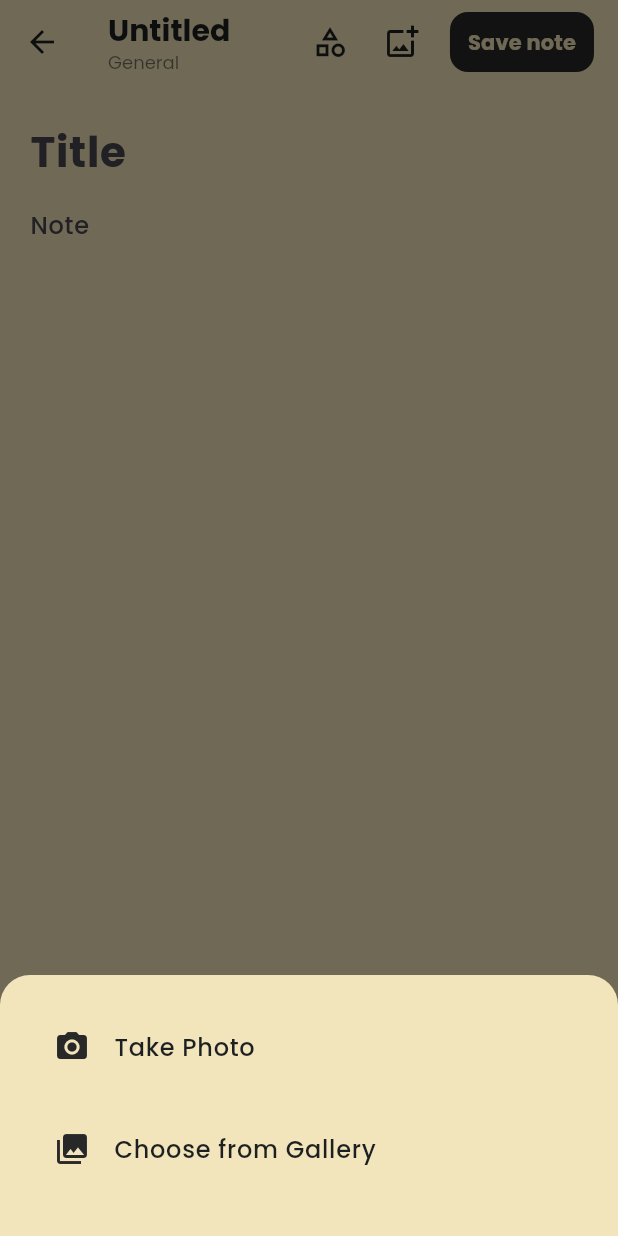
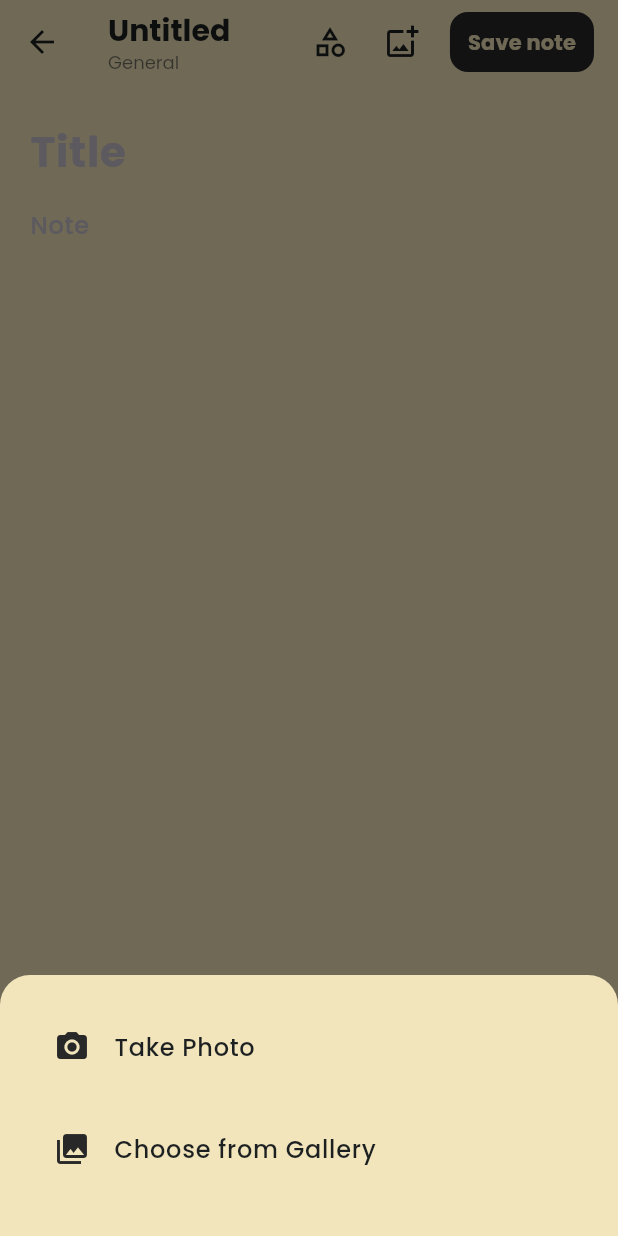
Before and after one commit to untreu2/wisdom, a Flutter app: the NoteFormPage screen opened directly with empty values, after a tap on the "add photo alternate" icon, on a phone screen of 412 x 824 dp. Run offline on Flutter 3.47's test engine with Material 3 defaults, Android fonts, the phone set to English and light mode, and no system bars; our stand-ins replace flutter_secure_storage, google_fonts, hive, hive_flutter, image_picker; accounts and stored records are empty.

Commit message:
Rename colors

```diff
--- a/lib/note_form_page.dart
+++ b/lib/note_form_page.dart
@@ -11,12 +11,7 @@ class NoteFormPage extends StatefulWidget {
   final NoteItem? initialNote;
   final String? initialCategory;
 
-  const NoteFormPage({
-    Key? key,
-    required this.existingCategories,
-    this.initialNote,
-    this.initialCategory,
-  }) : super(key: key);
+  const NoteFormPage({Key? key, required this.existingCategories, this.initialNote, this.initialCategory}) : super(key: key);
 
   @override
   State<NoteFormPage> createState() => _NoteFormPageState();
@@ -47,11 +42,7 @@ class _NoteFormPageState extends State<NoteFormPage> {
       _autofocusTitle = false;
       _showSave = false;
     } else {
-      _selectedCategory =
-          widget.initialCategory ??
-          (widget.existingCategories.isNotEmpty
-              ? widget.existingCategories.first
-              : 'General');
+      _selectedCategory = widget.initialCategory ?? (widget.existingCategories.isNotEmpty ? widget.existingCategories.first : 'General');
       _autofocusTitle = true;
       _showSave = true;
     }
@@ -101,56 +92,41 @@ class _NoteFormPageState extends State<NoteFormPage> {
       builder: (ctx) {
         final controller = TextEditingController();
         return AlertDialog(
-          backgroundColor: AppColors.white,
-          shape: RoundedRectangleBorder(
-            borderRadius: BorderRadius.circular(20),
-          ),
-          title: const Text(
-            "Create new category",
-            style: TextStyle(
-              fontWeight: FontWeight.bold,
-              color: AppColors.black,
-            ),
-          ),
+          backgroundColor: AppColors.backgroundColor,
+          shape: RoundedRectangleBorder(borderRadius: BorderRadius.circular(20)),
+          title: const Text("Create new category", style: TextStyle(fontWeight: FontWeight.bold, color: AppColors.primaryfontColor)),
           content: TextField(
             controller: controller,
             autofocus: true,
-            style: const TextStyle(color: AppColors.black),
+            style: const TextStyle(color: AppColors.primaryfontColor),
             decoration: InputDecoration(
               hintText: "Enter category name",
-              hintStyle: TextStyle(color: AppColors.black.withOpacity(0.4)),
+              hintStyle: TextStyle(color: AppColors.primaryfontColor.withOpacity(0.4)),
               enabledBorder: OutlineInputBorder(
-                borderSide: BorderSide(color: AppColors.grey),
+                borderSide: BorderSide(color: AppColors.secondaryfontColor),
                 borderRadius: BorderRadius.circular(12),
               ),
               focusedBorder: OutlineInputBorder(
-                borderSide: BorderSide(color: AppColors.grey, width: 2),
+                borderSide: BorderSide(color: AppColors.secondaryfontColor, width: 2),
                 borderRadius: BorderRadius.circular(12),
               ),
               filled: true,
-              fillColor: AppColors.grey.withOpacity(0.05),
+              fillColor: AppColors.secondaryfontColor.withOpacity(0.05),
             ),
           ),
-          actionsPadding: const EdgeInsets.symmetric(
-            horizontal: 16,
-            vertical: 8,
-          ),
+          actionsPadding: const EdgeInsets.symmetric(horizontal: 16, vertical: 8),
           actions: [
             TextButton(
               onPressed: () => Navigator.pop(ctx, null),
-              style: TextButton.styleFrom(
-                foregroundColor: AppColors.black.withOpacity(0.7),
-              ),
+              style: TextButton.styleFrom(foregroundColor: AppColors.primaryfontColor.withOpacity(0.7)),
               child: const Text("Cancel"),
             ),
             ElevatedButton(
               onPressed: () => Navigator.pop(ctx, controller.text.trim()),
               style: ElevatedButton.styleFrom(
-                backgroundColor: AppColors.grey,
-                foregroundColor: AppColors.white,
-                shape: RoundedRectangleBorder(
-                  borderRadius: BorderRadius.circular(10),
-                ),
+                backgroundColor: AppColors.secondaryfontColor,
+                foregroundColor: AppColors.backgroundColor,
+                shape: RoundedRectangleBorder(borderRadius: BorderRadius.circular(10)),
               ),
               child: const Text("Add"),
             ),
@@ -176,9 +152,7 @@ class _NoteFormPageState extends State<NoteFormPage> {
       content: content,
       category: _selectedCategory.trim(),
       createdAt: widget.initialNote?.createdAt ?? DateTime.now(),
-      customFields: Map<String, dynamic>.from(
-        widget.initialNote?.customFields ?? {},
-      ),
+      customFields: Map<String, dynamic>.from(widget.initialNote?.customFields ?? {}),
       mediaData: _mediaData,
     );
 
@@ -188,7 +162,7 @@ class _NoteFormPageState extends State<NoteFormPage> {
   @override
   Widget build(BuildContext context) {
     return Scaffold(
-      backgroundColor: AppColors.white,
+      backgroundColor: AppColors.backgroundColor,
       appBar: PreferredSize(
         preferredSize: const Size.fromHeight(72),
         child: ValueListenableBuilder<TextEditingValue>(
@@ -197,43 +171,26 @@ class _NoteFormPageState extends State<NoteFormPage> {
             final appBarTitleText = value.text.trim();
             final dynamicTitle = appBarTitleText.isNotEmpty ? appBarTitleText : 'Untitled';
             return AppBar(
-              backgroundColor: AppColors.white,
+              backgroundColor: AppColors.backgroundColor,
               elevation: 0,
-              foregroundColor: AppColors.black,
+              foregroundColor: AppColors.primaryfontColor,
               titleSpacing: 16,
               title: Column(
                 crossAxisAlignment: CrossAxisAlignment.start,
                 mainAxisAlignment: MainAxisAlignment.center,
                 children: [
-                  Text(
-                    dynamicTitle,
-                    style: const TextStyle(
-                      fontSize: 20,
-                      fontWeight: FontWeight.bold,
-                    ),
-                  ),
+                  Text(dynamicTitle, style: const TextStyle(fontSize: 20, fontWeight: FontWeight.bold)),
                   const SizedBox(height: 2),
-                  Text(
-                    _selectedCategory,
-                    style: TextStyle(
-                      fontSize: 12,
-                      color: AppColors.black.withOpacity(0.6),
-                    ),
-                  ),
+                  Text(_selectedCategory, style: TextStyle(fontSize: 12, color: AppColors.primaryfontColor.withOpacity(0.6))),
                 ],
               ),
               actions: [
                 PopupMenuButton<String>(
                   initialValue: _selectedCategory,
-                  shape: RoundedRectangleBorder(
-                    borderRadius: BorderRadius.circular(12),
-                  ),
-                  color: AppColors.white,
+                  shape: RoundedRectangleBorder(borderRadius: BorderRadius.circular(12)),
+                  color: AppColors.backgroundColor,
                   elevation: 8,
-                  icon: const Icon(
-                    Icons.category_outlined,
-                    color: AppColors.black,
-                  ),
+                  icon: const Icon(Icons.category_outlined, color: AppColors.primaryfontColor),
                   tooltip: "Select Category",
                   onSelected: (value) async {
                     if (value == 'New Category') {
@@ -250,67 +207,34 @@ class _NoteFormPageState extends State<NoteFormPage> {
                         for (final cat in widget.existingCategories)
                           PopupMenuItem<String>(
                             value: cat,
-                            child: Text(
-                              cat,
-                              style: const TextStyle(
-                                fontSize: 14,
-                                fontWeight: FontWeight.w500,
-                              ),
-                            ),
+                            child: Text(cat, style: const TextStyle(fontSize: 14, fontWeight: FontWeight.w500)),
                           ),
                         const PopupMenuDivider(),
                         const PopupMenuItem<String>(
                           value: 'New Category',
-                          child: Text(
-                            "➕ New Category",
-                            style: TextStyle(
-                              fontSize: 14,
-                              fontWeight: FontWeight.w500,
-                            ),
-                          ),
+                          child: Text("➕ New Category", style: TextStyle(fontSize: 14, fontWeight: FontWeight.w500)),
                         ),
                       ],
                 ),
                 IconButton(
-                  icon: const Icon(
-                    Icons.add_photo_alternate_outlined,
-                    color: AppColors.black,
-                  ),
+                  icon: const Icon(Icons.add_photo_alternate_outlined, color: AppColors.primaryfontColor),
                   tooltip: "Add Image",
                   onPressed: () {
                     showModalBottomSheet(
                       context: context,
-                      backgroundColor: AppColors.white,
-                      shape: const RoundedRectangleBorder(
-                        borderRadius: BorderRadius.vertical(
-                          top: Radius.circular(20),
-                        ),
-                      ),
+                      backgroundColor: AppColors.backgroundColor,
+                      shape: const RoundedRectangleBorder(borderRadius: BorderRadius.vertical(top: Radius.circular(20))),
                       builder:
                           (_) => SafeArea(
                             child: Padding(
-                              padding: const EdgeInsets.fromLTRB(
-                                20,
-                                20,
-                                20,
-                                30,
-                              ),
+                              padding: const EdgeInsets.fromLTRB(20, 20, 20, 30),
                               child: Column(
                                 mainAxisSize: MainAxisSize.min,
                                 children: [
                                   ListTile(
-                                    leading: Icon(
-                                      Icons.photo_camera,
-                                      color: AppColors.grey,
-                                    ),
-                                    title: const Text(
-                                      "Take Photo",
-                                      style: TextStyle(
-                                        fontSize: 16,
-                                        fontWeight: FontWeight.w500,
-                                      ),
-                                    ),
-                                    textColor: AppColors.black,
+                                    leading: Icon(Icons.photo_camera, color: AppColors.secondaryfontColor),
+                                    title: const Text("Take Photo", style: TextStyle(fontSize: 16, fontWeight: FontWeight.w500)),
+                                    textColor: AppColors.primaryfontColor,
                                     onTap: () {
                                       Navigator.pop(context);
                                       _pickImage(ImageSource.camera);
@@ -318,18 +242,9 @@ class _NoteFormPageState extends State<NoteFormPage> {
                                   ),
                                   const SizedBox(height: 12),
                                   ListTile(
-                                    leading: Icon(
-                                      Icons.photo_library,
-                                      color: AppColors.grey,
-                                    ),
-                                    title: const Text(
-                                      "Choose from Gallery",
-                                      style: TextStyle(
-                                        fontSize: 16,
-                                        fontWeight: FontWeight.w500,
-                                      ),
-                                    ),
-                                    textColor: AppColors.black,
+                                    leading: Icon(Icons.photo_library, color: AppColors.secondaryfontColor),
+                                    title: const Text("Choose from Gallery", style: TextStyle(fontSize: 16, fontWeight: FontWeight.w500)),
+                                    textColor: AppColors.primaryfontColor,
                                     onTap: () {
                                       Navigator.pop(context);
                                       _pickImage(ImageSource.gallery);
@@ -347,7 +262,7 @@ class _NoteFormPageState extends State<NoteFormPage> {
                     padding: const EdgeInsets.only(left: 8.0),
                     child: TextButton(
                       style: TextButton.styleFrom(
-                        backgroundColor: AppColors.grey,
+                        backgroundColor: AppColors.secondaryfontColor,
                         padding: const EdgeInsets.symmetric(horizontal: 12, vertical: 8),
                         shape: RoundedRectangleBorder(borderRadius: BorderRadius.circular(12)),
                       ),
@@ -355,10 +270,7 @@ class _NoteFormPageState extends State<NoteFormPage> {
                         setState(() => _showSave = true);
                         _titleFocusNode.requestFocus();
                       },
-                      child: const Text(
-                        'Edit note',
-                        style: TextStyle(color: AppColors.white, fontWeight: FontWeight.bold),
-                      ),
+                      child: const Text('Edit note', style: TextStyle(color: AppColors.backgroundColor, fontWeight: FontWeight.bold)),
                     ),
                   ),
                 if (_showSave)
@@ -366,15 +278,12 @@ class _NoteFormPageState extends State<NoteFormPage> {
                     padding: const EdgeInsets.only(left: 8.0),
                     child: TextButton(
                       style: TextButton.styleFrom(
-                        backgroundColor: AppColors.grey,
+                        backgroundColor: AppColors.secondaryfontColor,
                         padding: const EdgeInsets.symmetric(horizontal: 12, vertical: 8),
                         shape: RoundedRectangleBorder(borderRadius: BorderRadius.circular(12)),
                       ),
                       onPressed: _saveNote,
-                      child: const Text(
-                        'Save note',
-                        style: TextStyle(color: AppColors.white, fontWeight: FontWeight.bold),
-                      ),
+                      child: const Text('Save note', style: TextStyle(color: AppColors.backgroundColor, fontWeight: FontWeight.bold)),
                     ),
                   ),
                 const SizedBox(width: 16),
@@ -388,7 +297,6 @@ class _NoteFormPageState extends State<NoteFormPage> {
         child:
             _showSave
                 ? Column(
-
                   children: [
                     TextField(
                       controller: _titleController,
@@ -399,12 +307,12 @@ class _NoteFormPageState extends State<NoteFormPage> {
                         isCollapsed: true,
                         contentPadding: EdgeInsets.only(top: 8, bottom: 12),
                       ),
-                      style: const TextStyle(fontSize: 28.0, fontWeight: FontWeight.bold, color: AppColors.black),
+                      style: const TextStyle(fontSize: 28.0, fontWeight: FontWeight.bold, color: AppColors.primaryfontColor),
                       maxLines: null,
                       keyboardType: TextInputType.multiline,
                       textCapitalization: TextCapitalization.sentences,
                       autofocus: _autofocusTitle,
-                      cursorColor: AppColors.black,
+                      cursorColor: AppColors.primaryfontColor,
                       textInputAction: TextInputAction.next,
                       onSubmitted: (_) => FocusScope.of(context).requestFocus(_contentFocusNode),
                     ),
@@ -418,15 +326,10 @@ class _NoteFormPageState extends State<NoteFormPage> {
                           isCollapsed: true,
                           contentPadding: EdgeInsets.only(top: 4),
                         ),
-                        style: const TextStyle(
-                          fontSize: 16,
-                          color: AppColors.black,
-                          fontWeight: FontWeight.w500,
-                          height: 1.5,
-                        ),
+                        style: const TextStyle(fontSize: 16, color: AppColors.primaryfontColor, fontWeight: FontWeight.w500, height: 1.5),
                         maxLines: null,
                         keyboardType: TextInputType.multiline,
-                        cursorColor: AppColors.black,
+                        cursorColor: AppColors.primaryfontColor,
                         scrollPhysics: const BouncingScrollPhysics(),
                       ),
                     ),
@@ -438,20 +341,14 @@ class _NoteFormPageState extends State<NoteFormPage> {
                           child: ListView.separated(
                             scrollDirection: Axis.horizontal,
                             itemCount: _mediaData.length,
-                            separatorBuilder:
-                                (_, __) => const SizedBox(width: 8),
+                            separatorBuilder: (_, __) => const SizedBox(width: 8),
                             itemBuilder: (context, index) {
                               final bytes = _mediaData[index];
                               return Stack(
                                 children: [
                                   ClipRRect(
                                     borderRadius: BorderRadius.circular(12),
-                                    child: Image.memory(
-                                      bytes,
-                                      height: 100,
-                                      width: 100,
-                                      fit: BoxFit.cover,
-                                    ),
+                                    child: Image.memory(bytes, height: 100, width: 100, fit: BoxFit.cover),
                                   ),
                                   Positioned(
                                     top: 4,
@@ -463,16 +360,9 @@ class _NoteFormPageState extends State<NoteFormPage> {
                                         });
                                       },
                                       child: Container(
-                                        decoration: const BoxDecoration(
-                                          color: Colors.black54,
-                                          shape: BoxShape.circle,
-                                        ),
+                                        decoration: const BoxDecoration(color: AppColors.primaryfontColor, shape: BoxShape.circle),
                                         padding: const EdgeInsets.all(4),
-                                        child: const Icon(
-                                          Icons.close,
-                                          size: 16,
-                                          color: Colors.white,
-                                        ),
+                                        child: const Icon(Icons.close, size: 16, color: AppColors.backgroundColor),
                                       ),
                                     ),
                                   ),
@@ -487,7 +377,6 @@ class _NoteFormPageState extends State<NoteFormPage> {
                   ],
                 )
                 : SingleChildScrollView(
-
                   physics: const BouncingScrollPhysics(),
                   padding: const EdgeInsets.only(bottom: 48),
                   child: Column(
@@ -503,13 +392,12 @@ class _NoteFormPageState extends State<NoteFormPage> {
                           isCollapsed: true,
                           contentPadding: EdgeInsets.only(top: 8, bottom: 12),
                         ),
-                        style: const TextStyle(fontSize: 28.0, fontWeight: FontWeight.bold, color: AppColors.black),
+                        style: const TextStyle(fontSize: 28.0, fontWeight: FontWeight.bold, color: AppColors.primaryfontColor),
                         maxLines: null,
-                        cursorColor: AppColors.black,
+                        cursorColor: AppColors.primaryfontColor,
                       ),
 
-                      if (_titleController.text.isNotEmpty && _contentController.text.isNotEmpty)
-                        const SizedBox(height: 4),
+                      if (_titleController.text.isNotEmpty && _contentController.text.isNotEmpty) const SizedBox(height: 4),
                       TextField(
                         controller: _contentController,
                         focusNode: _contentFocusNode,
@@ -520,17 +408,12 @@ class _NoteFormPageState extends State<NoteFormPage> {
                           isCollapsed: true,
                           contentPadding: EdgeInsets.only(top: 4),
                         ),
-                        style: const TextStyle(
-                          fontSize: 16,
-                          color: AppColors.black,
-                          height: 1.5,
-                        ),
+                        style: const TextStyle(fontSize: 16, color: AppColors.primaryfontColor, height: 1.5),
                         maxLines: null,
                         keyboardType: TextInputType.multiline,
-                        cursorColor: AppColors.black,
+                        cursorColor: AppColors.primaryfontColor,
                       ),
-                      if (_mediaData.isNotEmpty &&
-                          (_titleController.text.isNotEmpty || _contentController.text.isNotEmpty))
+                      if (_mediaData.isNotEmpty && (_titleController.text.isNotEmpty || _contentController.text.isNotEmpty))
                         const SizedBox(height: 12),
                       if (_mediaData.isNotEmpty && _titleController.text.isEmpty && _contentController.text.isEmpty)
                         const SizedBox(height: 4),
@@ -539,11 +422,7 @@ class _NoteFormPageState extends State<NoteFormPage> {
                           padding: const EdgeInsets.symmetric(vertical: 4),
                           child: ClipRRect(
                             borderRadius: BorderRadius.circular(12),
-                            child: Image.memory(
-                              bytes,
-                              width: double.infinity,
-                              fit: BoxFit.cover,
-                            ),
+                            child: Image.memory(bytes, width: double.infinity, fit: BoxFit.cover),
                           ),
                         ),
                       ],
```
Also changed, not shown: lib/main.dart (+4 -13 lines), lib/note_list_page.dart (+41 -98 lines), lib/note_tile.dart (+7 -29 lines), lib/theme.dart (+30 -46 lines), lib/trash_page.dart (+29 -72 lines).
